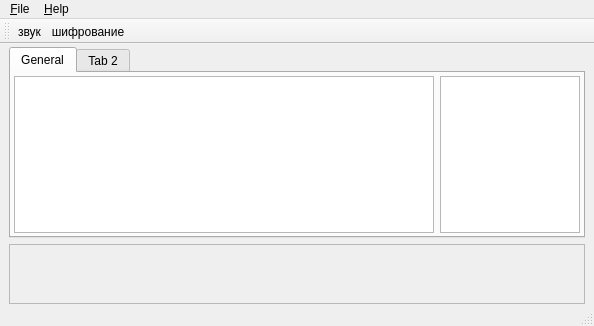
First picture: the form in mainwindow.ui, repository mefest/qChat_client, before the edit.
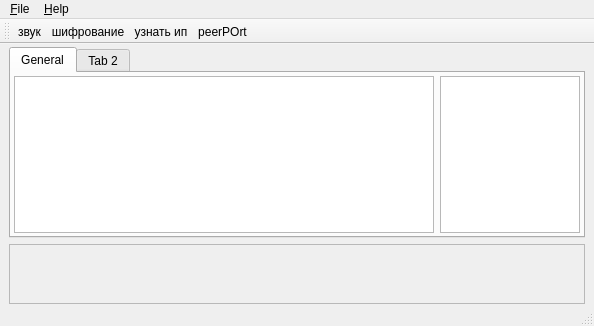
Second picture: the form after the edit. Icons and pictures are not drawn. Custom widgets are drawn as their Qt base class.

```diff
--- a/mainwindow.ui
+++ b/mainwindow.ui
@@ -266,6 +266,8 @@
    </attribute>
    <addaction name="act_sound"/>
    <addaction name="act_crypt"/>
+   <addaction name="act_getIp"/>
+   <addaction name="actionPeerPOrt"/>
   </widget>
   <widget class="QStatusBar" name="statusBar"/>
   <action name="act_connect">
@@ -365,6 +367,22 @@
     <string>Панель инструментов</string>
    </property>
   </action>
+  <action name="act_getIp">
+   <property name="text">
+    <string>узнать ип</string>
+   </property>
+   <property name="visible">
+    <bool>false</bool>
+   </property>
+  </action>
+  <action name="actionPeerPOrt">
+   <property name="text">
+    <string>peerPOrt</string>
+   </property>
+   <property name="visible">
+    <bool>false</bool>
+   </property>
+  </action>
  </widget>
  <layoutdefault spacing="6" margin="11"/>
  <customwidgets>
```
Left out of the diff: 4 changed lines with no effect on the pictures.
